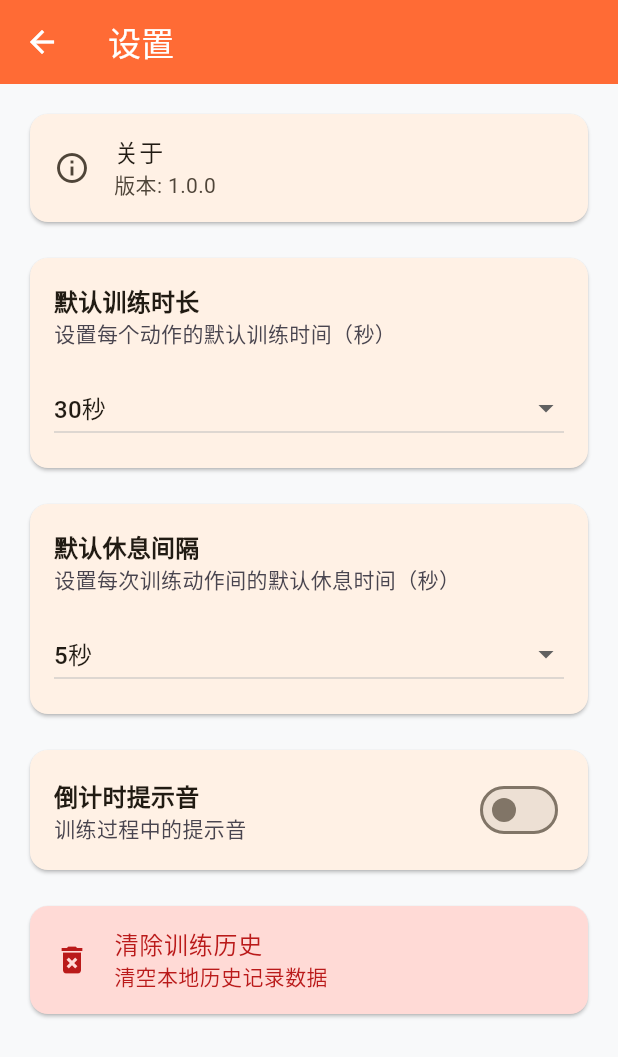
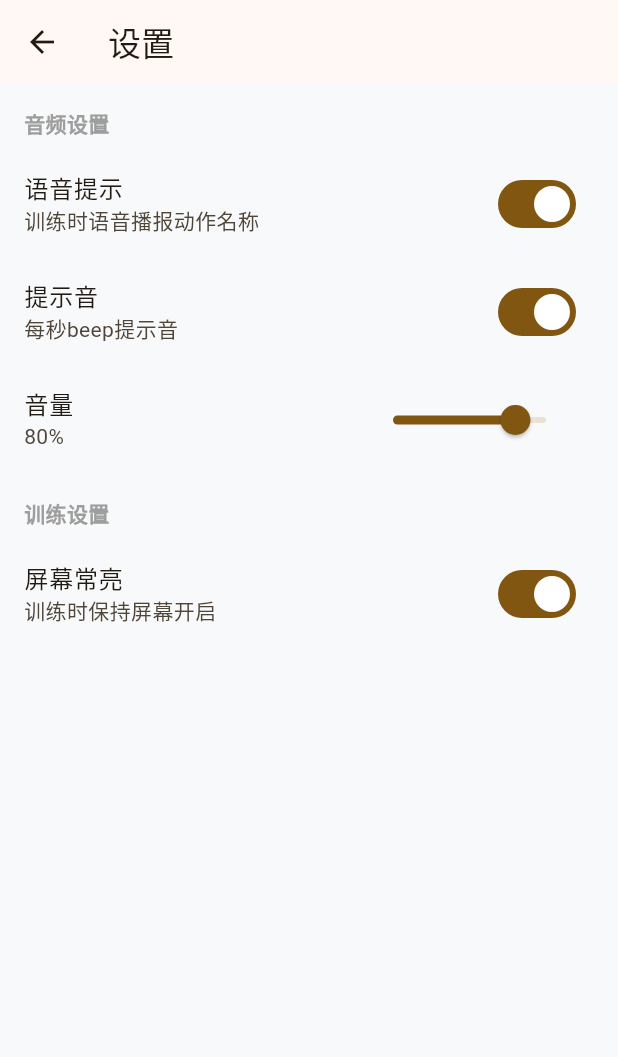
Before and after one commit to boyingliu01/personal-workout-android, a Flutter app: the SettingsScreen screen opened directly, on a phone screen of 412 x 824 dp. Shown: the top 1057 px of the screen. Run offline on Flutter 3.47's test engine with Material 3 defaults, Android fonts, the light colour scheme and no system bars; our stand-ins replace audioplayers, flutter_riverpod, flutter_tts, hive_flutter, shared_preferences, video_player; accounts and stored records are empty.

Commit message:
feat: Step 6 - HomeScreen + SettingsScreen + basic routing
- HomeScreen shows workout cards from ExerciseData
- SettingsScreen with volume/voice/sound/screen toggle controls
- SettingsProvider (StateNotifier) for Hive-backed settings
- Navigator.push routing from Home to WorkoutDetail/Settings
- main.dart uses HomeScreen instead of placeholder

```diff
--- /dev/null
+++ b/runner_app/lib/presentation/screens/settings_screen.dart
@@ -0,0 +1,66 @@
+import 'package:flutter/material.dart';
+import 'package:flutter_riverpod/flutter_riverpod.dart';
+import 'package:strength_app/presentation/providers/settings_provider.dart';
+
+class SettingsScreen extends ConsumerWidget {
+  const SettingsScreen({super.key});
+
+  @override
+  Widget build(BuildContext context, WidgetRef ref) {
+    final settings = ref.watch(settingsProvider);
+
+    return Scaffold(
+      appBar: AppBar(title: const Text('设置')),
+      body: ListView(
+        children: [
+          const _SectionHeader('音频设置'),
+          SwitchListTile(
+            title: const Text('语音提示'),
+            subtitle: const Text('训练时语音播报动作名称'),
+            value: settings.voiceEnabled,
+            onChanged: (v) => ref.read(settingsProvider.notifier).setVoiceEnabled(v),
+          ),
+          SwitchListTile(
+            title: const Text('提示音'),
+            subtitle: const Text('每秒beep提示音'),
+            value: settings.soundEnabled,
+            onChanged: (v) => ref.read(settingsProvider.notifier).setSoundEnabled(v),
+          ),
+          ListTile(
+            title: const Text('音量'),
+            subtitle: Text('${(settings.volume * 100).round()}%'),
+            trailing: SizedBox(
+              width: 150,
+              child: Slider(
+                value: settings.volume,
+                onChanged: (v) => ref.read(settingsProvider.notifier).setVolume(v),
+              ),
+            ),
+          ),
+          const _SectionHeader('训练设置'),
+          ListTile(
+            title: const Text('屏幕常亮'),
+            subtitle: const Text('训练时保持屏幕开启'),
+            trailing: Switch(
+              value: settings.keepScreenOn,
+              onChanged: (v) => ref.read(settingsProvider.notifier).setKeepScreenOn(v),
+            ),
+          ),
+        ],
+      ),
+    );
+  }
+}
+
+class _SectionHeader extends StatelessWidget {
+  final String title;
+  const _SectionHeader(this.title);
+
+  @override
+  Widget build(BuildContext context) {
+    return Padding(
+      padding: const EdgeInsets.fromLTRB(16, 16, 16, 8),
+      child: Text(title, style: const TextStyle(fontWeight: FontWeight.bold, color: Colors.grey)),
+    );
+  }
+}
```
Also changed, not shown: runner_app/lib/main.dart (+2 -13 lines), runner_app/lib/presentation/models/settings_model.dart (added, +35 -0 lines), runner_app/lib/presentation/providers/settings_provider.dart (added, +41 -0 lines), runner_app/lib/presentation/screens/home_screen.dart (added, +104 -0 lines), runner_app/lib/presentation/screens/workout_detail_screen.dart (added, +14 -0 lines).
